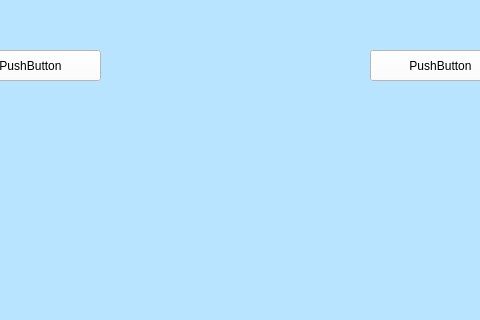
Qt form Inicio.ui (Frakinatra/topicos-desarollo) before a commit; both pictures show x 90 to 570 and y 0 to 320 of the 682 by 618 pixel window.
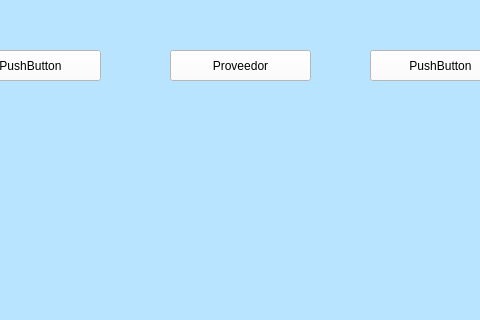
The same form after that commit.

Diff of the .ui file:
```diff
--- a/Inicio.ui
+++ b/Inicio.ui
@@ -77,6 +77,32 @@
      <string>PushButton</string>
     </property>
    </widget>
+   <widget class="QPushButton" name="pushButton_3">
+    <property name="geometry">
+     <rect>
+      <x>260</x>
+      <y>50</y>
+      <width>141</width>
+      <height>31</height>
+     </rect>
+    </property>
+    <property name="styleSheet">
+     <string notr="true">QPushButton{
+    font:75 8pt &quot;MS Shell Dlg 2&quot;;
+    background-color: rgb(255, 255, 255);
+}
+
+QPushButton:hover{
+    font:75 9pt &quot;MS Shell Dlg 2&quot;;
+    background-color: rgb(227, 227, 227);
+}
+
+</string>
+    </property>
+    <property name="text">
+     <string>Proveedor</string>
+    </property>
+   </widget>
   </widget>
  </widget>
  <resources/>
```
Left out of the diff: 16 changed lines with no effect on the pictures.
